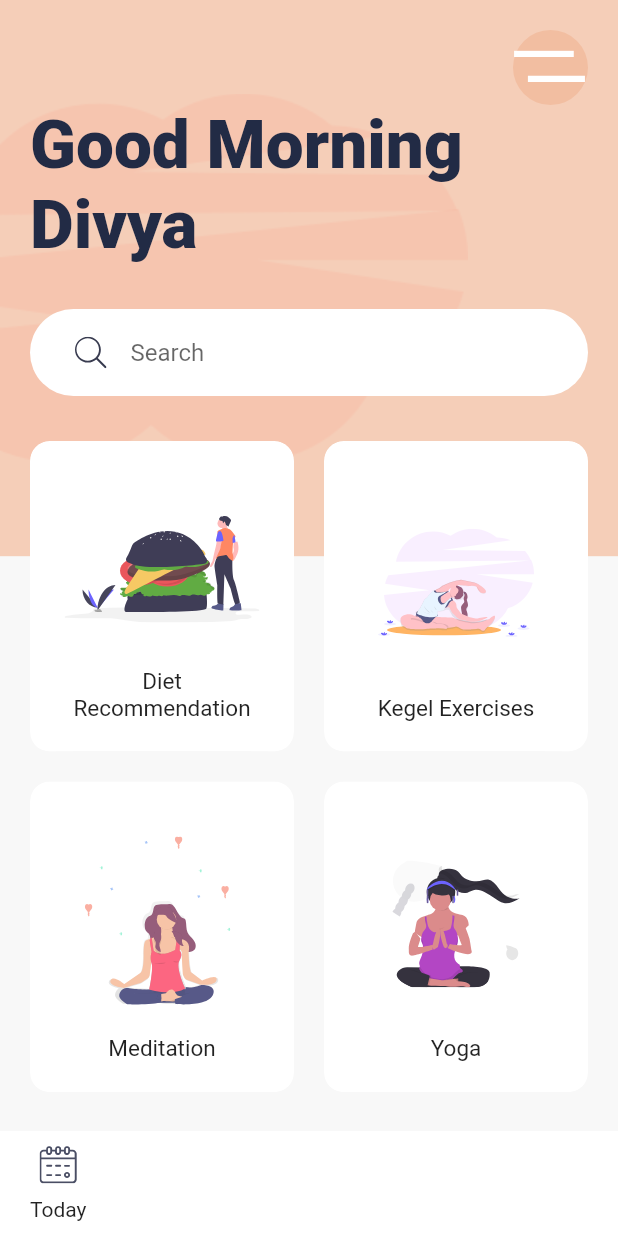
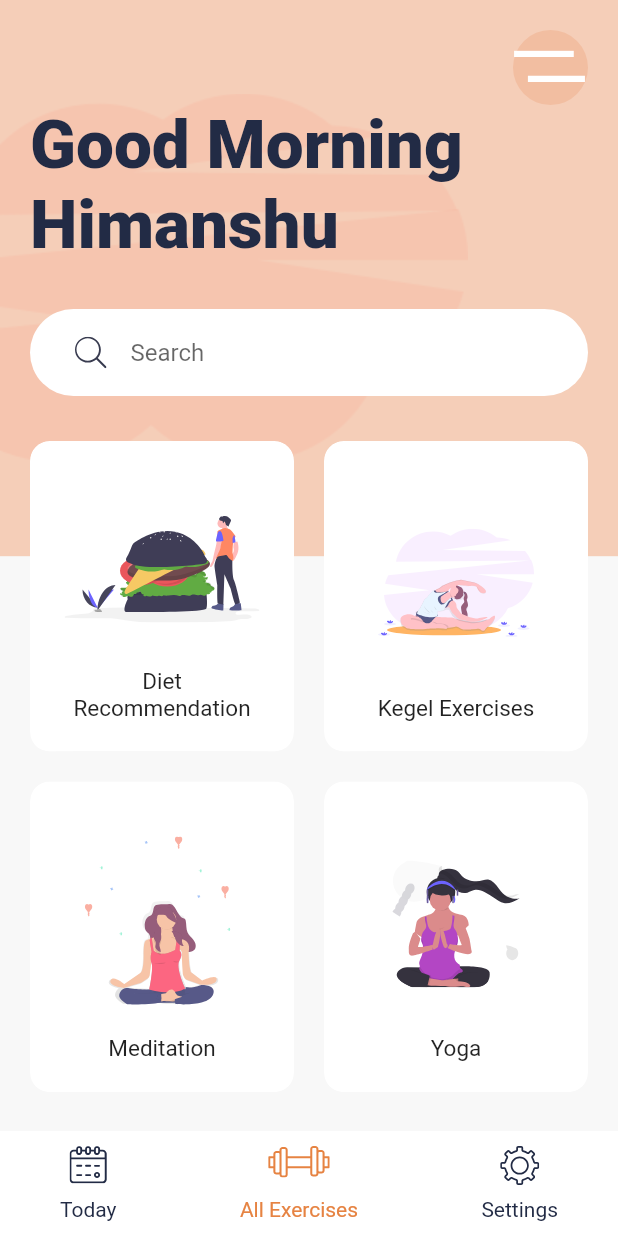
Before and after one commit to HeeManSu/meditation_app, a Flutter app: the screen it shows after launch, on a phone screen of 412 x 824 dp. Run offline on Flutter 3.47's test engine with Material 2 defaults, Android fonts, the phone set to English and light mode, and no system bars; our stand-ins replace flutter_svg.

Commit message:
"BottomNavBar Completed"

```diff
--- /dev/null
+++ b/lib/bottom_navItem..dart
@@ -0,0 +1,73 @@
+import 'package:flutter/material.dart';
+import 'package:flutter_svg/flutter_svg.dart';
+import 'package:meditation_app/constrants.dart';
+
+
+class BottomNavBar extends StatelessWidget {
+  const BottomNavBar({
+    Key? key,
+  }) : super(key: key);
+
+  @override
+  Widget build(BuildContext context) {
+    return Container(
+      padding: const EdgeInsets.symmetric(horizontal: 40, vertical: 10),
+      height: 70,
+      color: Colors.white,
+      child: Row(
+        mainAxisAlignment: MainAxisAlignment.spaceBetween,
+        children: const [
+          BottomNavItem(
+            title: "Today",
+            svgScr: "assets/icons/calendar.svg",
+            isActive: false,
+          ),
+          BottomNavItem(
+            title: "All Exercises",
+            svgScr: "assets/icons/gym.svg",
+            isActive: true,
+          ),
+          BottomNavItem(
+            title: "Settings",
+            svgScr: "assets/icons/Settings.svg",
+            isActive: false,
+          ),
+        ],
+      ),
+    );
+  }
+}
+
+class BottomNavItem extends StatelessWidget {
+  final String title;
+  final String svgScr;
+  // final Function press;
+  final bool isActive;
+
+  const BottomNavItem({
+    Key? key,
+    required this.title,
+    required this.svgScr,
+    required this.isActive,
+  }) : super(key: key);
+
+  @override
+  Widget build(BuildContext context) {
+    return GestureDetector(
+      // onTap: press,
+      child: Column(
+        mainAxisAlignment: MainAxisAlignment.spaceBetween,
+        children: [
+          SvgPicture.asset(
+            svgScr,
+            color: isActive ? kActiveIconColor : kTextColor,
+          ),
+          Text(
+            title,
+            style: TextStyle(color: isActive ? kActiveIconColor : kTextColor),
+          ),
+        ],
+      ),
+    );
+  }
+}
--- a/lib/main.dart
+++ b/lib/main.dart
@@ -1,5 +1,6 @@
 import 'package:flutter/material.dart';
 import 'package:flutter_svg/flutter_svg.dart';
+import 'package:meditation_app/bottom_navItem..dart';
 import 'package:meditation_app/constrants.dart';
 import 'package:meditation_app/widgets/category_card.dart';
 
@@ -34,22 +35,7 @@ class HomeScreen extends StatelessWidget {
     //This gonna give us total height and width of our device.
     var size = MediaQuery.of(context).size;
     return Scaffold(
-      bottomNavigationBar: Container(
-        padding: const EdgeInsets.symmetric(horizontal: 20, vertical: 10),
-        height: 70,
-        color: Colors.white,
-        child: Row(
-          children: [
-            Column(
-              mainAxisAlignment: MainAxisAlignment.spaceBetween,
-              children: [
-                SvgPicture.asset("assets/icons/calendar.svg"),
-                const Text("Today"),
-              ],
-            )
-          ],
-        ),
-      ),
+      bottomNavigationBar: const BottomNavBar(),
       body: Stack(
         children: [
           Container(
@@ -82,7 +68,7 @@ class HomeScreen extends StatelessWidget {
                     ),
                   ),
                   Text(
-                    "Good Morning \nDivya",
+                    "Good Morning \nHimanshu",
                     style: Theme.of(context)
                         .textTheme
                         .displaySmall
--- a/lib/widgets/category_card.dart
+++ b/lib/widgets/category_card.dart
@@ -34,7 +34,7 @@ class Categorycard extends StatelessWidget {
         child: Material(
           color: Colors.transparent,
           child: InkWell(
-            onTap: () {},
+            // onTap: press;
             child: Padding(
               padding: const EdgeInsets.all(20.0),
               child: Column(children: [
```
